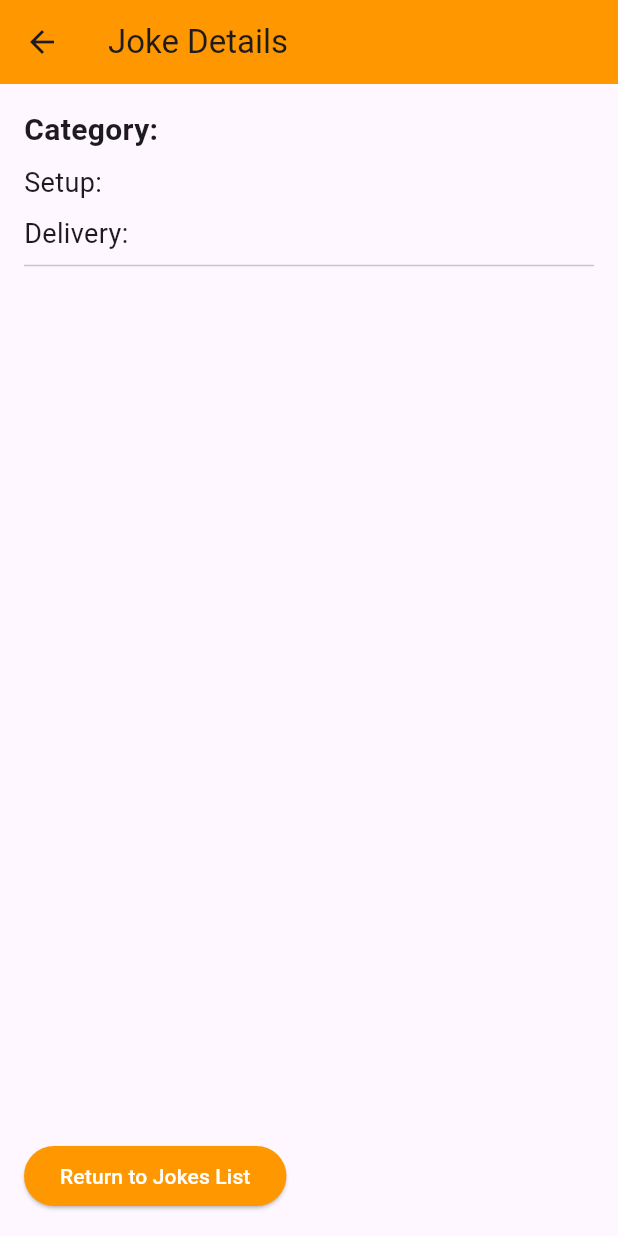
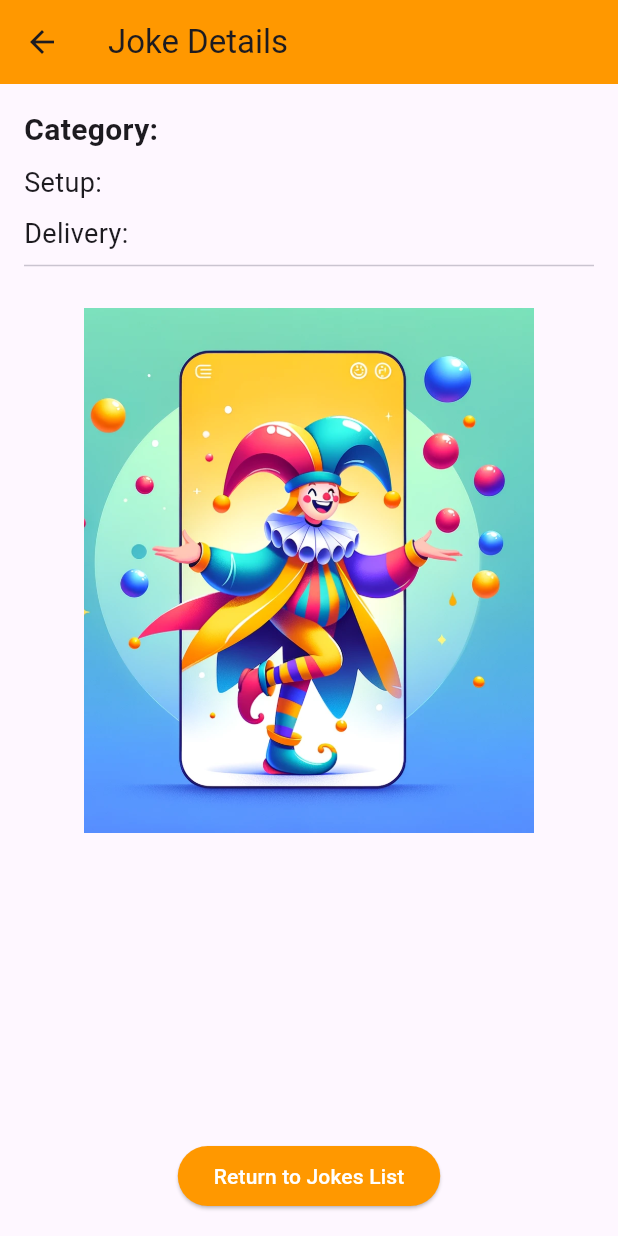
Before and after one commit to JimiLimbo/FinalAppMobileDev, a Flutter app: the JokeDetailPage screen opened directly with empty values, on a phone screen of 412 x 824 dp. Run offline on Flutter 3.47's test engine with Material 3 defaults, Android fonts, the phone set to English and light mode, and no system bars; our stand-ins replace flutter_secure_storage; accounts and stored records are empty.

Commit message:
Background Image and clean up!

```diff
--- a/finalapppart1/lib/joke_detail_page.dart
+++ b/finalapppart1/lib/joke_detail_page.dart
@@ -36,16 +36,22 @@ class JokeDetailPage extends StatelessWidget {
             ...joke.details.flags.entries.map((entry) =>
               Text('${entry.key}: ${entry.value}', style: TextStyle(fontSize: 18))
             ).toList(),
-            // Add other properties here
-            Spacer(),
-            ElevatedButton(
-              onPressed: () {
-                Navigator.pop(context); // Return to previous screen (jokes list)
-              },
-              child: Text('Return to Jokes List'),
-              style: ElevatedButton.styleFrom(
-                primary: Colors.orange,
-                onPrimary: Colors.white,
+            SizedBox(height: 20),
+            Center(
+              child: Image.asset('assets/images/Jester.png',
+                width: 300,
+                height: 350,
+                fit: BoxFit.cover,
+              ),
+            ),
+             Spacer(),
+            Center(
+              child: ElevatedButton(
+                onPressed: () => Navigator.pop(context),
+                child: Text('Return to Jokes List'),
+                style: ElevatedButton.styleFrom(
+                  foregroundColor: Colors.white, backgroundColor: Colors.orange,
+                ),
               ),
             ),
           ],
--- a/finalapppart1/pubspec.yaml
+++ b/finalapppart1/pubspec.yaml
@@ -60,6 +60,11 @@ flutter:
   # the material Icons class.
   uses-material-design: true
 
+
+  assets:
+    - assets/images/Jester.png
+
+
   # To add assets to your application, add an assets section, like this:
   # assets:
   #   - images/a_dot_burr.jpeg
```
Also changed, not shown: finalapppart1/lib/about_page.dart (+24 -16 lines), finalapppart1/lib/jokes_list_page.dart (+19 -0 lines).
